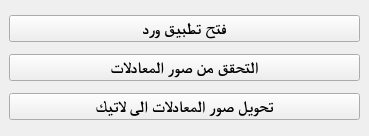
Qt form tool_gui.ui (Anas-jaf/MathImage2Word) before a commit.
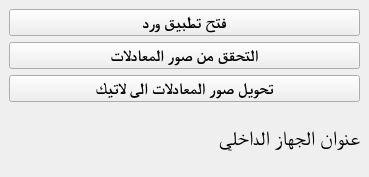
The same form after that commit.

Commit message: خلصت كل شيء تقريبا اللهم بقي علي اضافة متطلبات المشروع

```diff
--- a/tool_gui.ui
+++ b/tool_gui.ui
@@ -7,7 +7,7 @@
     <x>0</x>
     <y>0</y>
     <width>369</width>
-    <height>136</height>
+    <height>177</height>
    </rect>
   </property>
   <property name="windowTitle">
@@ -29,8 +29,8 @@
      <height>0</height>
     </size>
    </property>
-   <layout class="QGridLayout" name="gridLayout">
-    <item row="0" column="0">
+   <layout class="QVBoxLayout" name="verticalLayout">
+    <item>
      <widget class="QPushButton" name="wordButton">
       <property name="maximumSize">
        <size>
@@ -51,7 +51,7 @@
       </property>
      </widget>
     </item>
-    <item row="2" column="0">
+    <item>
      <widget class="QPushButton" name="checkImagesButton">
       <property name="font">
        <font>
@@ -66,7 +66,7 @@
       </property>
      </widget>
     </item>
-    <item row="3" column="0">
+    <item>
      <widget class="QPushButton" name="convertButton">
       <property name="font">
        <font>
@@ -81,6 +81,45 @@
       </property>
      </widget>
     </item>
+    <item>
+     <layout class="QHBoxLayout" name="horizontalLayout">
+      <item>
+       <widget class="QLabel" name="label">
+        <property name="font">
+         <font>
+          <family>Times New Roman</family>
+          <pointsize>15</pointsize>
+         </font>
+        </property>
+        <property name="text">
+         <string>عنوان الجهاز الداخلي </string>
+        </property>
+       </widget>
+      </item>
+      <item>
+       <widget class="QLabel" name="address">
+        <property name="font">
+         <font>
+          <family>Times New Roman</family>
+          <pointsize>11</pointsize>
+         </font>
+        </property>
+        <property name="cursor">
+         <cursorShape>ArrowCursor</cursorShape>
+        </property>
+        <property name="layoutDirection">
+         <enum>Qt::RightToLeft</enum>
+        </property>
+        <property name="text">
+         <string/>
+        </property>
+        <property name="alignment">
+         <set>Qt::AlignCenter</set>
+        </property>
+       </widget>
+      </item>
+     </layout>
+    </item>
    </layout>
   </widget>
  </widget>
```
The commit also changes 2 other files.
